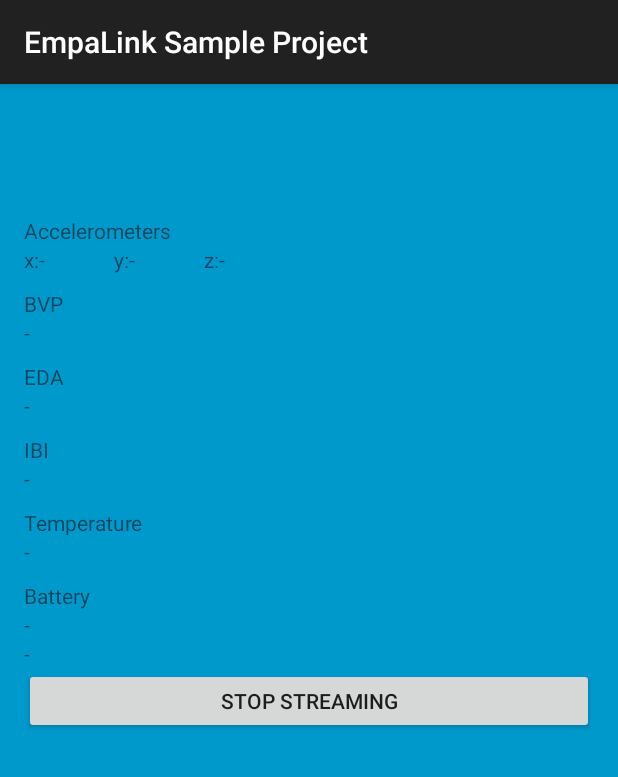
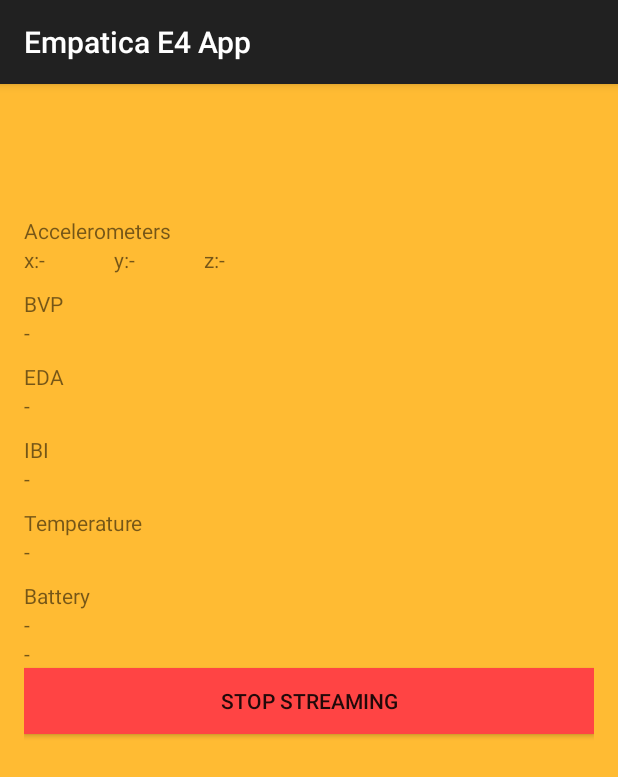
Before and after one commit to gengandrew/empatica_app, an Android app: the screen it shows after launch (MainActivity), on a phone screen of 412 x 824 dp. Shown: the top 777 px of the screen. Run offline under Robolectric (Android 15) with nearby library versions, the phone set to English and light mode, and no system bars; libraries missing offline, so code that uses them is left out: com.empatica.empalink; 2 statements that could not run were skipped.

Commit message:
updating working version

```diff
--- a/app/src/main/AndroidManifest.xml
+++ b/app/src/main/AndroidManifest.xml
@@ -1,6 +1,6 @@
 <?xml version="1.0" encoding="utf-8"?>
 <manifest xmlns:android="http://schemas.android.com/apk/res/android"
-          package="com.empatica.sample">
+          package="com.empatica.application">
 
     <uses-permission android:name="android.permission.ACCESS_COARSE_LOCATION"/>
     <uses-permission android:name="android.permission.ACCESS_FINE_LOCATION"/>
@@ -13,7 +13,7 @@
         android:label="@string/app_name"
         android:theme="@style/AppTheme">
         <activity
-            android:name=".MainActivity"
+            android:name="com.empatica.application.MainActivity"
             android:label="@string/app_name"
             android:screenOrientation="portrait">
             <intent-filter>
--- a/app/src/main/java/com/empatica/sample/MainActivity.java
+++ b/app/src/main/java/com/empatica/application/MainActivity.java
@@ -1,4 +1,4 @@
-package com.empatica.sample;
+package com.empatica.application;
 
 import android.Manifest;
 import android.app.Activity;
@@ -9,7 +9,6 @@ import android.content.Intent;
 import android.content.pm.PackageManager;
 import android.net.Uri;
 import android.os.Bundle;
-import android.os.Handler;
 import android.provider.Settings;
 import android.support.annotation.NonNull;
 import android.support.v4.app.ActivityCompat;
@@ -20,7 +19,6 @@ import android.text.TextUtils;
 import android.view.View;
 import android.widget.Button;
 import android.widget.LinearLayout;
-import android.widget.RelativeLayout;
 import android.widget.TextView;
 import android.widget.Toast;
 import android.util.Log;
@@ -39,7 +37,6 @@ public class MainActivity extends AppCompatActivity implements EmpaDataDelegate,
     private static final int REQUEST_PERMISSION_ACCESS_COARSE_LOCATION = 1;
     private static final String EMPATICA_API_KEY = "ccd024d253354014994e5eece248b84d";
     private EmpaDeviceManager deviceManager = null;
-    private int disconnectCount = 0;
 
     private TextView accel_xLabel;
     private TextView accel_yLabel;
@@ -58,22 +55,20 @@ public class MainActivity extends AppCompatActivity implements EmpaDataDelegate,
         super.onCreate(savedInstanceState);
         setContentView(R.layout.activity_main);
 
-        // Initialize vars that reference UI components
-        statusLabel = (TextView) findViewById(R.id.status);
-        dataCnt = (LinearLayout) findViewById(R.id.dataArea);
-        accel_xLabel = (TextView) findViewById(R.id.accel_x);
-        accel_yLabel = (TextView) findViewById(R.id.accel_y);
-        accel_zLabel = (TextView) findViewById(R.id.accel_z);
-        bvpLabel = (TextView) findViewById(R.id.bvp);
-        edaLabel = (TextView) findViewById(R.id.eda);
-        ibiLabel = (TextView) findViewById(R.id.ibi);
-        temperatureLabel = (TextView) findViewById(R.id.temperature);
-        batteryLabel = (TextView) findViewById(R.id.battery);
-        deviceNameLabel = (TextView) findViewById(R.id.deviceName);
+        statusLabel = findViewById(R.id.status);
+        dataCnt = findViewById(R.id.dataArea);
+        accel_xLabel = findViewById(R.id.accel_x);
+        accel_yLabel = findViewById(R.id.accel_y);
+        accel_zLabel = findViewById(R.id.accel_z);
+        bvpLabel = findViewById(R.id.bvp);
+        edaLabel = findViewById(R.id.eda);
+        ibiLabel = findViewById(R.id.ibi);
+        temperatureLabel = findViewById(R.id.temperature);
+        batteryLabel = findViewById(R.id.battery);
+        deviceNameLabel = findViewById(R.id.deviceName);
 
         final Button disconnectButton = findViewById(R.id.disconnectButton);
         disconnectButton.setOnClickListener(new View.OnClickListener() {
-
             @Override
             public void onClick(View v) {
                 if (deviceManager != null) {
@@ -87,47 +82,34 @@ public class MainActivity extends AppCompatActivity implements EmpaDataDelegate,
 
     @Override
     public void onRequestPermissionsResult(int requestCode, @NonNull String[] permissions, @NonNull int[] grantResults) {
-        switch (requestCode) {
-            case REQUEST_PERMISSION_ACCESS_COARSE_LOCATION:
-                // If request is cancelled, the result arrays are empty.
+        if(requestCode == REQUEST_PERMISSION_ACCESS_COARSE_LOCATION) {
             if (grantResults.length > 0 && grantResults[0] == PackageManager.PERMISSION_GRANTED) {
-                    // Permission was granted, yay!
                 initEmpaticaDeviceManager();
             } else {
-                    // Permission denied, boo!
                 final boolean needRationale = ActivityCompat.shouldShowRequestPermissionRationale(this, Manifest.permission.ACCESS_COARSE_LOCATION);
-                    new AlertDialog.Builder(this)
-                            .setTitle("Permission required")
+                new AlertDialog.Builder(this).setTitle("Permission required")
                         .setMessage("Without this permission bluetooth low energy devices cannot be found, allow it in order to connect to the device.")
                         .setPositiveButton("Retry", new DialogInterface.OnClickListener() {
                             public void onClick(DialogInterface dialog, int which) {
-                                    // try again
                                 if (needRationale) {
-                                        // the "never ask again" flash is not set, try again with permission request
                                     initEmpaticaDeviceManager();
                                 } else {
-                                        // the "never ask again" flag is set so the permission requests is disabled, try open app settings to enable the permission
                                     Intent intent = new Intent(Settings.ACTION_APPLICATION_DETAILS_SETTINGS);
                                     Uri uri = Uri.fromParts("package", getPackageName(), null);
                                     intent.setData(uri);
                                     startActivity(intent);
                                 }
                             }
-                            })
-                            .setNegativeButton("Exit application", new DialogInterface.OnClickListener() {
+                        }).setNegativeButton("Exit application", new DialogInterface.OnClickListener() {
                             public void onClick(DialogInterface dialog, int which) {
-                                    // without permission exit is the only way
                                 finish();
                             }
-                            })
-                            .show();
+                        }).show();
             }
-                break;
         }
     }
 
     private void initEmpaticaDeviceManager() {
-        // Android 6 (API level 23) now require ACCESS_COARSE_LOCATION permission to use BLE
         if (ContextCompat.checkSelfPermission(this, Manifest.permission.ACCESS_COARSE_LOCATION) != PackageManager.PERMISSION_GRANTED) {
             ActivityCompat.requestPermissions(this, new String[] { Manifest.permission.ACCESS_COARSE_LOCATION }, REQUEST_PERMISSION_ACCESS_COARSE_LOCATION);
         } else {
@@ -144,10 +126,8 @@ public class MainActivity extends AppCompatActivity implements EmpaDataDelegate,
                         .show();
                 return;
             }
-            // Create a new EmpaDeviceManager. MainActivity is both its data and status delegate.
+
             deviceManager = new EmpaDeviceManager(getApplicationContext(), this, this);
-
-            // Initialize the Device Manager using your API key. You need to have Internet access at this point.
             deviceManager.authenticateWithAPIKey(EMPATICA_API_KEY);
             Log.d("CustomDebug", "Authentication with key is complete");
         }
@@ -173,26 +153,19 @@ public class MainActivity extends AppCompatActivity implements EmpaDataDelegate,
 
     @Override
     public void didDiscoverDevice(EmpaticaDevice bluetoothDevice, String deviceName, int rssi, boolean allowed) {
-        // Check if the discovered device can be used with your API key. If allowed is always false,
-        // the device is not linked with your API key. Please check your developer area at
-        // https://www.empatica.com/connect/developer.php
         if(allowed) {
             Log.d("CustomDebug", "Device is Allowed");
         } else {
             Log.d("CustomDebug", "Device is Not Allowed");
         }
         if (allowed) {
-            // Stop scanning. The first allowed device will do.
             deviceManager.stopScanning();
             try {
-                // Connect to the device
                 deviceManager.connectDevice(bluetoothDevice);
                 updateLabel(deviceNameLabel, "To: " + deviceName);
-                Log.d("CustomDebug", "Attempting to connect to bluetooth");
                 BluetoothDevice bd = deviceManager.getActiveDevice();
                 Log.d("CustomDebug", "Connected to device is named [" + bd.getName() + "] with address [" + bd.getAddress() + "]");
             } catch (ConnectionNotAllowedException e) {
-                // This should happen only if you try to connect when allowed == false.
                 Log.d("CustomDebug", "Fails to connect to bluetooth");
                 Toast.makeText(MainActivity.this, "Sorry, you can't connect to this device", Toast.LENGTH_SHORT).show();
             }
@@ -201,16 +174,14 @@ public class MainActivity extends AppCompatActivity implements EmpaDataDelegate,
 
     @Override
     public void didRequestEnableBluetooth() {
-        // Request the user to enable Bluetooth
         Intent enableBtIntent = new Intent(BluetoothAdapter.ACTION_REQUEST_ENABLE);
         startActivityForResult(enableBtIntent, REQUEST_ENABLE_BT);
     }
 
     @Override
     protected void onActivityResult(int requestCode, int resultCode, Intent data) {
-        // The user chose not to enable Bluetooth
         if (requestCode == REQUEST_ENABLE_BT && resultCode == Activity.RESULT_CANCELED) {
-            // You should deal with this
+            // TODO: Deal with bluetooth permission is still denied
             Log.d("CustomDebug", "Bluetooth is not enabled");
             return;
         }
@@ -225,27 +196,20 @@ public class MainActivity extends AppCompatActivity implements EmpaDataDelegate,
 
     @Override
     public void didUpdateStatus(EmpaStatus status) {
-        // Update the UI
         updateLabel(statusLabel, status.name());
         Log.d("CustomDebug", "Entering didUpdateStatus function");
 
-        // The device manager is ready for use
         if (status == EmpaStatus.READY) {
             updateLabel(statusLabel, status.name() + " - Turn on your device");
             Log.d("CustomDebug", "Device is ready");
-            // Start scanning
             deviceManager.startScanning();
-            Log.d("CustomDebug", "Device has established a connection");
             hide();
         } else if (status == EmpaStatus.CONNECTED) {
             Log.d("CustomDebug", "Device is Connected");
             show();
-            // The device manager disconnected from a device
         } else if (status == EmpaStatus.DISCONNECTED) {
-            disconnectCount++;
-            Log.d("CustomDebug", "Device is Disconnect with count " + disconnectCount);
-            updateLabel(deviceNameLabel, " The Device has been disconnected " + disconnectCount);
-            //deviceManager.startScanning();
+            Log.d("CustomDebug", "Device is Disconnect with count");
+            updateLabel(deviceNameLabel, " The Device has been disconnected");
             hide();
         }
     }
@@ -267,7 +231,7 @@ public class MainActivity extends AppCompatActivity implements EmpaDataDelegate,
     @Override
     public void didReceiveBatteryLevel(float battery, double timestamp) {
         Log.d("CustomDebug", "Battery is [" + battery + "]");
-        updateLabel(batteryLabel, String.format("%.0f %%", battery * 100));
+        updateLabel(batteryLabel, Float.toString(battery*100));
     }
 
     @Override
@@ -288,7 +252,6 @@ public class MainActivity extends AppCompatActivity implements EmpaDataDelegate,
         updateLabel(temperatureLabel, "" + temp);
     }
 
-    // Update a label with some text, making sure this is run in the UI thread
     private void updateLabel(final TextView label, final String text) {
         Log.d("CustomDebug", "Label update is [" + text + "]");
         runOnUiThread(new Runnable() {
@@ -318,36 +281,33 @@ public class MainActivity extends AppCompatActivity implements EmpaDataDelegate,
             Log.d("CustomDebug", "Wrist Status is [Not On Wrist]");
         }
         runOnUiThread(new Runnable() {
-
             @Override
             public void run() {
                 if (status == EmpaSensorStatus.ON_WRIST) {
-                    ((TextView) findViewById(R.id.wrist_status_label)).setText("ON WRIST");
+                    ((TextView)findViewById(R.id.wrist_status_label)).setText(R.string.on_wrist);
                 }
                 else {
-                    ((TextView) findViewById(R.id.wrist_status_label)).setText("NOT ON WRIST");
+                    ((TextView)findViewById(R.id.wrist_status_label)).setText(R.string.not_on_wrist);
                 }
             }
         });
     }
 
     void show() {
-//        runOnUiThread(new Runnable() {
-//
-//            @Override
-//            public void run() {
-//                dataCnt.setVisibility(View.VISIBLE);
-//            }
-//        });
+        runOnUiThread(new Runnable() {
+            @Override
+            public void run() {
+                dataCnt.setVisibility(View.VISIBLE);
+            }
+        });
     }
 
     void hide() {
-//        runOnUiThread(new Runnable() {
-//
-//            @Override
-//            public void run() {
-//                dataCnt.setVisibility(View.INVISIBLE);
-//            }
-//        });
+        runOnUiThread(new Runnable() {
+            @Override
+            public void run() {
+                dataCnt.setVisibility(View.INVISIBLE);
+            }
+        });
     }
 }
--- a/app/src/main/res/layout/activity_main.xml
+++ b/app/src/main/res/layout/activity_main.xml
@@ -5,7 +5,7 @@
     tools:context=".MainActivity"
     android:orientation="vertical"
     android:padding="16dp"
-    android:background="@android:color/holo_blue_dark">
+    android:background="@android:color/holo_orange_light">
 
     <TextView
         android:id="@+id/status"
@@ -14,7 +14,6 @@
 
     <TextView
         android:id="@+id/deviceName"
-        android:layout_below="@id/status"
         android:layout_width="match_parent"
         android:layout_height="36dp"/>
 
@@ -22,19 +21,16 @@
         android:id="@+id/dataArea"
         android:layout_width="match_parent"
         android:layout_height="match_parent"
-        android:layout_below="@id/deviceName"
         android:orientation="vertical">
 
         <TextView
             android:id="@+id/accel_label"
             android:layout_width="match_parent"
             android:layout_height="wrap_content"
-            android:layout_alignParentStart="true"
             android:text="@string/accel" />
 
         <LinearLayout
             android:id="@+id/accel_area"
-            android:layout_below="@id/accel_label"
             android:layout_width="match_parent"
             android:layout_height="wrap_content"
             android:orientation="horizontal">
@@ -80,13 +76,11 @@
         <TextView
             android:id="@+id/bvp_label"
             android:layout_marginTop="10dp"
-            android:layout_below="@id/accel_area"
             android:layout_width="wrap_content"
             android:layout_height="wrap_content"
             android:text="@string/bvp_label" />
 
         <TextView
-            android:layout_below="@id/bvp_label"
             android:layout_width="wrap_content"
             android:layout_height="wrap_content"
             android:id="@+id/bvp"
@@ -95,13 +89,11 @@
         <TextView
             android:id="@+id/eda_label"
             android:layout_marginTop="10dp"
-            android:layout_below="@id/bvp"
             android:layout_width="wrap_content"
             android:layout_height="wrap_content"
             android:text="@string/eda_label" />
 
         <TextView
-            android:layout_below="@id/eda_label"
             android:layout_width="wrap_content"
             android:layout_height="wrap_content"
             android:id="@+id/eda"
@@ -110,13 +102,11 @@
         <TextView
             android:id="@+id/ibi_label"
             android:layout_marginTop="10dp"
-            android:layout_below="@id/eda"
             android:layout_width="wrap_content"
             android:layout_height="wrap_content"
             android:text="@string/ibi_label" />
 
         <TextView
-            android:layout_below="@id/ibi_label"
             android:layout_width="wrap_content"
             android:layout_height="wrap_content"
             android:id="@+id/ibi"
@@ -125,13 +115,11 @@
         <TextView
             android:id="@+id/temp_label"
             android:layout_marginTop="10dp"
-            android:layout_below="@id/ibi"
             android:layout_width="wrap_content"
             android:layout_height="wrap_content"
             android:text="@string/temp_label" />
 
         <TextView
-            android:layout_below="@id/temp_label"
             android:layout_width="wrap_content"
             android:layout_height="wrap_content"
             android:id="@+id/temperature"
@@ -140,20 +128,17 @@
         <TextView
             android:id="@+id/battery_label"
             android:layout_marginTop="10dp"
-            android:layout_below="@id/temperature"
             android:layout_width="wrap_content"
             android:layout_height="wrap_content"
             android:text="@string/battery_label" />
 
         <TextView
-            android:layout_below="@id/battery_label"
             android:layout_width="wrap_content"
             android:layout_height="wrap_content"
             android:id="@+id/battery"
             android:text="@string/emptyText"/>
 
         <TextView
-            android:layout_below="@id/wrist_status_label"
             android:layout_width="wrap_content"
             android:layout_height="wrap_content"
             android:id="@+id/wrist_status_label"
@@ -161,10 +146,10 @@
 
         <Button
             android:id="@+id/disconnectButton"
-            android:text="STOP STREAMING"
+            android:text="@string/stop_streaming"
+            android:background="@android:color/holo_red_light"
             android:layout_width="match_parent"
             android:layout_height="44dp" />
 
     </LinearLayout>
-
 </LinearLayout>
--- a/app/src/main/res/values/strings.xml
+++ b/app/src/main/res/values/strings.xml
@@ -1,5 +1,5 @@
 <resources>
-    <string name="app_name">EmpaLink Sample Project</string>
+    <string name="app_name">Empatica E4 App</string>
     <string name="accel">Accelerometers</string>
     <string name="accel_x">x:</string>
     <string name="accel_y">y:</string>
@@ -10,4 +10,7 @@
     <string name="emptyText">-</string>
     <string name="temp_label">Temperature</string>
     <string name="battery_label">Battery</string>
+    <string name="stop_streaming">Stop Streaming</string>
+    <string name="on_wrist">On Wrist</string>
+    <string name="not_on_wrist">Not On Wrist</string>
 </resources>
--- a/app/src/main/res/values/styles.xml
+++ b/app/src/main/res/values/styles.xml
@@ -1,8 +1,3 @@
 <resources>
-
-    <!-- Base application theme. -->
-    <style name="AppTheme" parent="Theme.AppCompat.Light.DarkActionBar">
-        <!-- Customize your theme here. -->
-    </style>
-
+    <style name="AppTheme" parent="Theme.AppCompat.Light.DarkActionBar" />
 </resources>
```
Also changed, not shown: app/build.gradle (+0 -28 lines), app/src/main/res/mipmap-hdpi/ic_launcher.png, app/src/main/res/mipmap-mdpi/ic_launcher.png, app/src/main/res/mipmap-xhdpi/ic_launcher.png, app/src/main/res/mipmap-xxhdpi/ic_launcher.png, 3 other files. Lines whose indentation alone changed are shown as unchanged.
